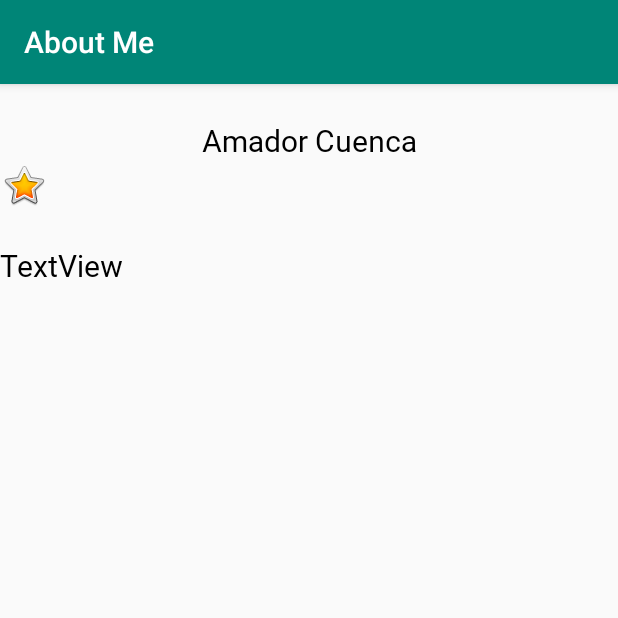
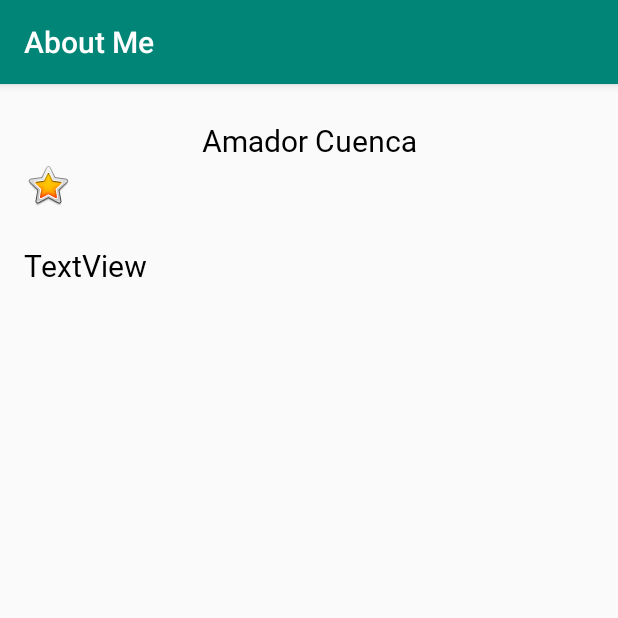
Before and after one commit to acuencadev/About-Me, an Android app: the screen it shows after launch (MainActivity), on a phone screen of 412 x 824 dp, the top half of it. Run offline under Robolectric (Android 15) with nearby library versions, the phone set to English and light mode, and no system bars.

Commit message:
style: Add padding to the MainActivity LinearLayout

```diff
--- a/app/src/main/res/layout/activity_main.xml
+++ b/app/src/main/res/layout/activity_main.xml
@@ -6,7 +6,9 @@
         android:layout_width="match_parent"
         android:layout_height="match_parent"
         tools:context=".MainActivity"
-        android:orientation="vertical">
+        android:orientation="vertical"
+        android:paddingStart="@dimen/padding"
+        android:paddingEnd="@dimen/padding">
 
     <TextView
             android:id="@+id/name_text"
--- a/app/src/main/res/values/dimens.xml
+++ b/app/src/main/res/values/dimens.xml
@@ -3,4 +3,5 @@
     <dimen name="text_size">20sp</dimen>
     <dimen name="small_padding">8dp</dimen>
     <dimen name="layout_margin">16dp</dimen>
+    <dimen name="padding">16dp</dimen>
 </resources>
```
